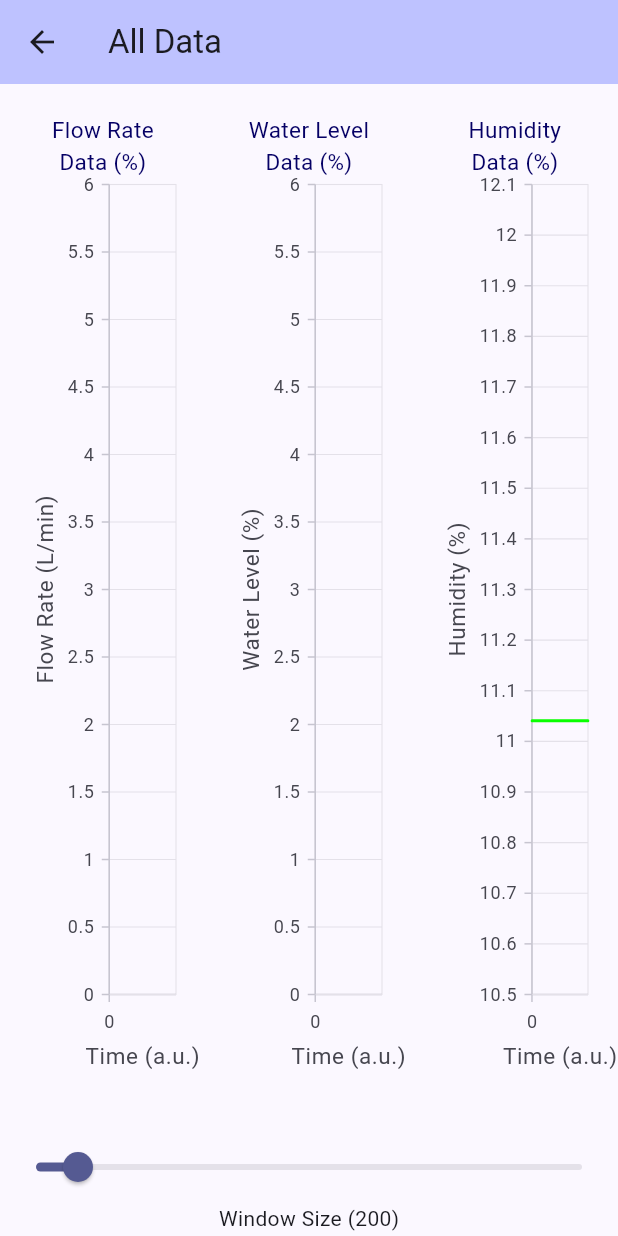
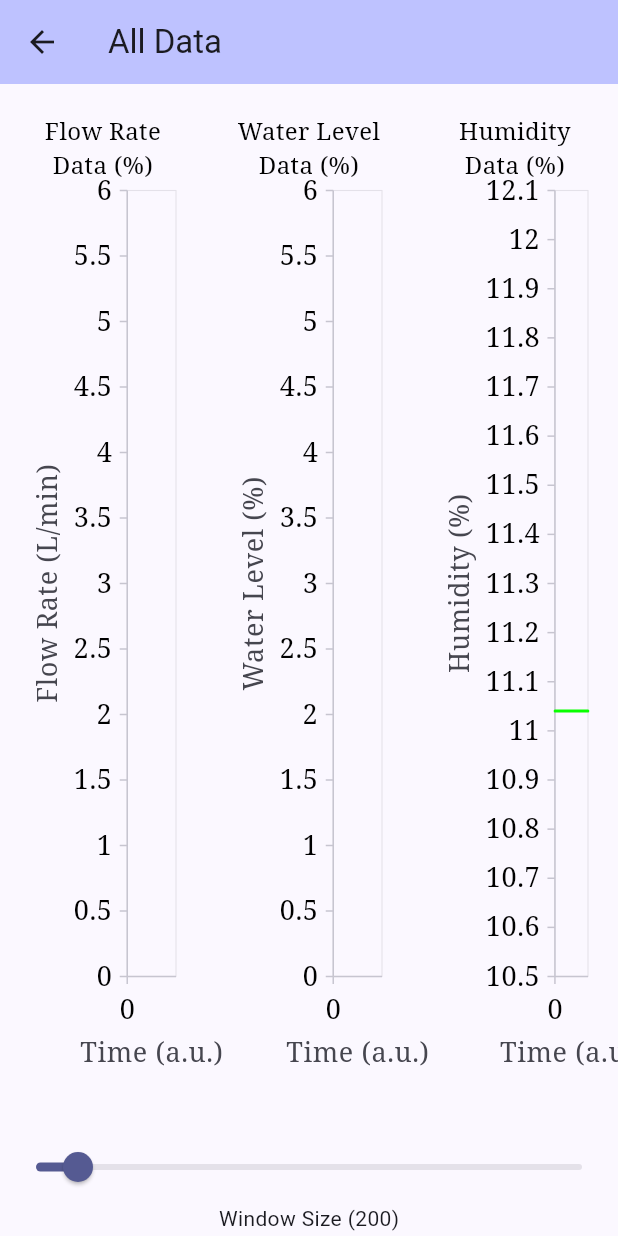
Before and after one commit to Browens5/IrrigationSensorVisualization, a Flutter app: the DataPage screen opened directly, on a phone screen of 412 x 824 dp. Run offline on Flutter 3.47's test engine with Material 2 defaults, Android fonts, the phone set to English and light mode, and no system bars; our stand-ins replace flutter_hooks, hooks_riverpod, path_drawing, riverpod_annotation, syncfusion_flutter_charts; missing offline and left inert: linux_serial; generated files the repository leaves out were written again.

Commit message:
Update chart.dart

```diff
--- a/lib/chart.dart
+++ b/lib/chart.dart
@@ -17,23 +17,59 @@ class ChartWidget extends StatelessWidget {
   final String axisName;
   final Color color;
   final bool showTitle;
+  final double fsize = 18;
 
   @override
   Widget build(BuildContext context) {
     return SfCartesianChart(
+      borderColor: const Color.fromARGB(0, 0, 0, 0),
       // Initialize category axis
       title: ChartTitle(
-          text: showTitle ? title : "",
-          borderWidth: 2,
-          // Aligns the chart title to left
-          alignment: ChartAlignment.center,
-          textStyle: const TextStyle(
-            color: Color.fromARGB(255, 5, 0, 101),
-          )),
-      primaryXAxis: NumericAxis(title: AxisTitle(text: 'Time (a.u.)')),
+        text: showTitle ? title : "",
+        borderWidth: 2,
+        // Aligns the chart title to left
+        alignment: ChartAlignment.center,
+        textStyle: TextStyle(
+            color: const Color.fromARGB(255, 0, 0, 0),
+            fontSize: fsize - 2,
+            fontFamily: 'Serif'),
+      ),
+      primaryXAxis: NumericAxis(
+        title: AxisTitle(
+          text: 'Time (a.u.)',
+          textStyle: TextStyle(
+            fontSize: fsize,
+            fontFamily: 'Serif',
+          ),
+        ),
+        labelStyle: TextStyle(
+          fontSize: fsize,
+          fontFamily: 'Serif',
+          color: const Color.fromARGB(255, 0, 0, 0),
+        ),
+        majorGridLines: const MajorGridLines(
+          width: 0,
+        ),
+      ),
       primaryYAxis: NumericAxis(
-          title: AxisTitle(text: axisName),
-          labelAlignment: LabelAlignment.center),
+        title: AxisTitle(
+          text: axisName,
+          textStyle: TextStyle(
+            fontSize: fsize,
+            fontFamily: 'Serif',
+          ),
+        ),
+        labelAlignment: LabelAlignment.center,
+        labelStyle: TextStyle(
+          fontSize: fsize,
+          fontFamily: 'Serif',
+          color: const Color.fromARGB(255, 0, 0, 0),
+        ),
+        majorGridLines: const MajorGridLines(
+          width: 0,
+        ),
+      ),
+
       series: <ChartSeries>[
         // Initialize line series
 
```
